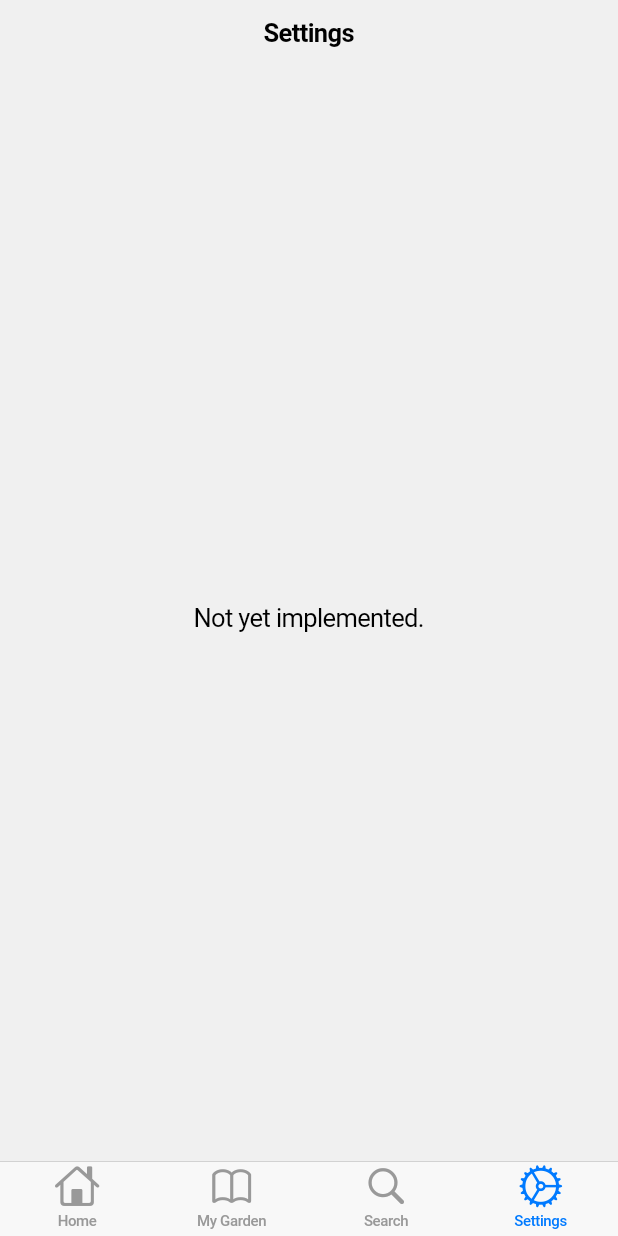
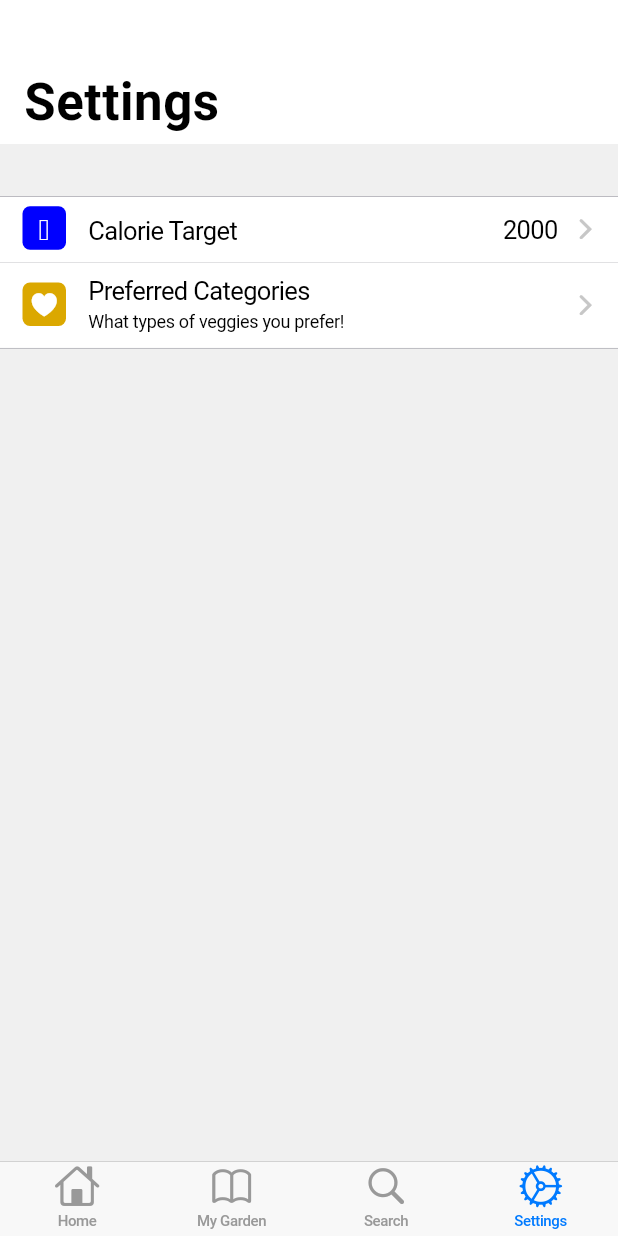
Before and after one commit to InMatrix/veggieseasons, a Flutter app: the screen it shows after launch, item 4 of the bottom bar chosen, on a phone screen of 412 x 824 dp. Run offline on Flutter 3.47's test engine with Material 2 defaults, Android fonts, the phone set to English and light mode, and no system bars; our stand-ins replace shared_preferences.

Commit message:
Fleshes out settings screen with groups, items, and navigation (#43)

```diff
--- a/lib/data/local_veggie_provider.dart
+++ b/lib/data/local_veggie_provider.dart
@@ -228,7 +228,7 @@ class LocalVeggieProvider {
       name: 'Squash',
       imageAssetPath: 'assets/images/squash.jpg',
       category: VeggieCategory.gourd,
-      shortDescription: 'Bigger and heartier than summer squashes.',
+      shortDescription: 'Just slather them in butter and pop \'em in the oven.',
       accentColor: Color(0x40dbb721),
       seasons: [Season.winter, Season.autumn],
     ),
--- a/lib/screens/settings.dart
+++ b/lib/screens/settings.dart
@@ -3,20 +3,209 @@
 // found in the LICENSE file.
 
 import 'package:flutter/cupertino.dart';
+import 'package:flutter/material.dart';
 import 'package:flutter/widgets.dart';
+import 'package:scoped_model/scoped_model.dart';
+import 'package:veggieseasons/data/preferences.dart';
+import 'package:veggieseasons/data/veggie.dart';
 import 'package:veggieseasons/styles.dart';
+import 'package:veggieseasons/widgets/settings_group.dart';
+import 'package:veggieseasons/widgets/settings_item.dart';
 
-class SettingsScreen extends StatelessWidget {
+class VeggieCategorySettingsScreen extends StatelessWidget {
   @override
   Widget build(BuildContext context) {
+    final model = ScopedModel.of<Preferences>(context, rebuildOnChange: true);
+    final currentPrefs = model.preferredCategories;
+
     return CupertinoPageScaffold(
       navigationBar: CupertinoNavigationBar(
-        middle: Text('Settings'),
+        middle: Text('Preferred Categories'),
+        previousPageTitle: 'Settings',
       ),
       backgroundColor: Styles.scaffoldBackground,
-      child: Center(
-        child: Text('Not yet implemented.'),
+      child: FutureBuilder<Set<VeggieCategory>>(
+        future: currentPrefs,
+        builder: (context, snapshot) {
+          final items = <SettingsItem>[];
+
+          for (final category in VeggieCategory.values) {
+            CupertinoSwitch toggle;
+
+            // It's possible that category data hasn't loaded from shared prefs
+            // yet, so display it if possible and fall back to disabled switches
+            // otherwise.
+            if (snapshot.hasData) {
+              toggle = CupertinoSwitch(
+                value: snapshot.data.contains(category),
+                onChanged: (value) {
+                  if (value) {
+                    model.addPreferredCategory(category);
+                  } else {
+                    model.removePreferredCategory(category);
+                  }
+                },
+              );
+            } else {
+              toggle = CupertinoSwitch(
+                value: false,
+                onChanged: null,
+              );
+            }
+
+            items.add(SettingsItem(
+              label: veggieCategoryNames[category],
+              content: toggle,
+            ));
+          }
+
+          return ListView(
+            children: [
+              SettingsGroup(
+                items: items,
+              ),
+            ],
+          );
+        },
       ),
     );
   }
 }
+
+class CalorieSettingsScreen extends StatelessWidget {
+  static const max = 1000;
+  static const min = 2600;
+  static const step = 200;
+
+  @override
+  Widget build(BuildContext context) {
+    final model = ScopedModel.of<Preferences>(context, rebuildOnChange: true);
+
+    return CupertinoPageScaffold(
+      navigationBar: CupertinoNavigationBar(
+        previousPageTitle: 'Settings',
+      ),
+      backgroundColor: Styles.scaffoldBackground,
+      child: ListView(
+        children: [
+          FutureBuilder<int>(
+            future: model.desiredCalories,
+            builder: (context, snapshot) {
+              final steps = <SettingsItem>[];
+
+              for (int cals = max; cals < min; cals += step) {
+                steps.add(
+                  SettingsItem(
+                    label: cals.toString(),
+                    icon: SettingsIcon(
+                      icon: Styles.checkIcon,
+                      foregroundColor: snapshot.hasData && snapshot.data == cals
+                          ? CupertinoColors.activeBlue
+                          : Styles.transparentColor,
+                      backgroundColor: Styles.transparentColor,
+                    ),
+                    onPress: snapshot.hasData
+                        ? () => model.setDesiredCalories(cals)
+                        : null,
+                  ),
+                );
+              }
+
+              return SettingsGroup(
+                items: steps,
+                header: SettingsGroupHeader('Available calorie levels'),
+                footer: SettingsGroupFooter('These are used for serving '
+                    'calculations'),
+              );
+            },
+          ),
+        ],
+      ),
+    );
+  }
+}
+
+class SettingsScreen extends StatelessWidget {
+  Widget _buildCaloriesItem(BuildContext context, Preferences prefs) {
+    return SettingsItem(
+      label: 'Calorie Target',
+      icon: SettingsIcon(
+        backgroundColor: Styles.iconBlue,
+        icon: Styles.calorieIcon,
+      ),
+      content: FutureBuilder<int>(
+        future: prefs.desiredCalories,
+        builder: (context, snapshot) {
+          return Row(
+            children: <Widget>[
+              Text(snapshot.data?.toString() ?? ''),
+              SizedBox(width: 8.0),
+              SettingsNavigationIndicator(),
+            ],
+          );
+        },
+      ),
+      onPress: () {
+        Navigator.of(context).push(
+          CupertinoPageRoute(
+            builder: (context) => CalorieSettingsScreen(),
+            title: 'Calorie Target',
+          ),
+        );
+      },
+    );
+  }
+
+  Widget _buildCategoriesItem(BuildContext context, Preferences prefs) {
+    return SettingsItem(
+      label: 'Preferred Categories',
+      subtitle: 'What types of veggies you prefer!',
+      icon: SettingsIcon(
+        backgroundColor: Styles.iconGold,
+        icon: Styles.preferenceIcon,
+      ),
+      content: SettingsNavigationIndicator(),
+      onPress: () {
+        Navigator.of(context).push(
+          CupertinoPageRoute(
+            builder: (context) => VeggieCategorySettingsScreen(),
+            title: 'Preferred Categories',
+          ),
+        );
+      },
+    );
+  }
+
+  @override
+  Widget build(BuildContext context) {
+    final prefs = ScopedModel.of<Preferences>(context, rebuildOnChange: true);
+
+    return CupertinoPageScaffold(
+      child: Container(
+        color: Styles.scaffoldBackground,
+        child: CustomScrollView(
+          slivers: <Widget>[
+            CupertinoSliverNavigationBar(
+              largeTitle: Text('Settings'),
+            ),
+            SliverSafeArea(
+              top: false,
+              sliver: SliverList(
+                delegate: SliverChildListDelegate(
+                  <Widget>[
+                    SettingsGroup(
+                      items: [
+                        _buildCaloriesItem(context, prefs),
+                        _buildCategoriesItem(context, prefs),
+                      ],
+                    ),
+                  ],
+                ),
+              ),
+            ),
+          ],
+        ),
+      ),
+    );
+  }
+}
--- /dev/null
+++ b/lib/widgets/settings_group.dart
@@ -0,0 +1,132 @@
+// Copyright 2018 The Flutter team. All rights reserved.
+// Use of this source code is governed by a BSD-style license that can be
+// found in the LICENSE file.
+
+import 'package:flutter/cupertino.dart';
+import 'package:veggieseasons/styles.dart';
+
+import 'settings_item.dart';
+
+// The widgets in this file present a group of Cupertino-style settings items to
+// the user. In the future, the Cupertino package in the Flutter SDK will
+// include dedicated widgets for this purpose, but for now they're done here.
+//
+// See https://github.com/flutter/flutter/projects/29 for more info.
+
+class SettingsGroupHeader extends StatelessWidget {
+  const SettingsGroupHeader(this.title);
+
+  final String title;
+
+  @override
+  Widget build(BuildContext context) {
+    return Padding(
+      padding: EdgeInsets.only(
+        left: 15.0,
+        right: 15.0,
+        bottom: 6.0,
+      ),
+      child: Text(
+        title.toUpperCase(),
+        style: TextStyle(
+          color: CupertinoColors.inactiveGray,
+          fontSize: 13.5,
+          letterSpacing: -0.5,
+        ),
+      ),
+    );
+  }
+}
+
+class SettingsGroupFooter extends StatelessWidget {
+  const SettingsGroupFooter(this.title);
+
+  final String title;
+
+  @override
+  Widget build(BuildContext context) {
+    return Padding(
+      padding: EdgeInsets.only(
+        left: 15.0,
+        right: 15.0,
+        top: 7.5,
+      ),
+      child: Text(
+        title,
+        style: TextStyle(
+          color: Styles.settingsGroupSubtitle,
+          fontSize: 13.0,
+          letterSpacing: -0.08,
+        ),
+      ),
+    );
+  }
+}
+
+class SettingsGroup extends StatelessWidget {
+  SettingsGroup({
+    @required this.items,
+    this.header,
+    this.footer,
+  })  : assert(items != null),
+        assert(items.length > 0);
+
+  final List<SettingsItem> items;
+  final Widget header;
+  final Widget footer;
+
+  @override
+  Widget build(BuildContext context) {
+    final dividedItems = <Widget>[items[0]];
+
+    for (int i = 1; i < items.length; i++) {
+      dividedItems.add(Container(
+        color: Styles.settingsLineation,
+        height: 0.3,
+      ));
+      dividedItems.add(items[i]);
+    }
+
+    final List<Widget> columnChildren = [];
+
+    if (header != null) {
+      columnChildren.add(header);
+    }
+
+    columnChildren.add(
+      Container(
+        decoration: BoxDecoration(
+          color: CupertinoColors.white,
+          border: Border(
+            top: const BorderSide(
+              color: Styles.settingsLineation,
+              width: 0.0,
+            ),
+            bottom: const BorderSide(
+              color: Styles.settingsLineation,
+              width: 0.0,
+            ),
+          ),
+        ),
+        child: Column(
+          crossAxisAlignment: CrossAxisAlignment.stretch,
+          children: dividedItems,
+        ),
+      ),
+    );
+
+    if (footer != null) {
+      columnChildren.add(footer);
+    }
+
+    return Padding(
+      padding: EdgeInsets.only(
+        top: header == null ? 35.0 : 22.0,
+      ),
+      child: Column(
+        crossAxisAlignment: CrossAxisAlignment.start,
+        children: columnChildren,
+      ),
+    );
+  }
+}
--- /dev/null
+++ b/lib/widgets/settings_item.dart
@@ -0,0 +1,179 @@
+// Copyright 2018 The Flutter team. All rights reserved.
+// Use of this source code is governed by a BSD-style license that can be
+// found in the LICENSE file.
+
+import 'dart:async';
+
+import 'package:flutter/cupertino.dart';
+import 'package:veggieseasons/styles.dart';
+
+// The widgets in this file present a Cupertino-style settings item to the user.
+// In the future, the Cupertino package in the Flutter SDK will include
+// dedicated widgets for this purpose, but for now they're done here.
+//
+// See https://github.com/flutter/flutter/projects/29 for more info.
+
+typedef FutureOr<void> SettingsItemCallback();
+
+class SettingsNavigationIndicator extends StatelessWidget {
+  const SettingsNavigationIndicator({Key key}) : super(key: key);
+
+  @override
+  Widget build(BuildContext context) {
+    return Icon(
+      CupertinoIcons.forward,
+      color: Styles.settingsMediumGray,
+      size: 21.0,
+    );
+  }
+}
+
+class SettingsIcon extends StatelessWidget {
+  const SettingsIcon({
+    @required this.icon,
+    this.foregroundColor = CupertinoColors.white,
+    this.backgroundColor = CupertinoColors.black,
+    Key key,
+  })  : assert(icon != null),
+        super(key: key);
+
+  final Color backgroundColor;
+  final Color foregroundColor;
+  final IconData icon;
+
+  @override
+  Widget build(BuildContext context) {
+    return Container(
+      decoration: BoxDecoration(
+        borderRadius: BorderRadius.circular(5.0),
+        color: backgroundColor,
+      ),
+      child: Center(
+        child: Icon(
+          icon,
+          color: foregroundColor,
+          size: 20.0,
+        ),
+      ),
+    );
+  }
+}
+
+class SettingsItem extends StatefulWidget {
+  const SettingsItem({
+    @required this.label,
+    this.icon,
+    this.content,
+    this.subtitle,
+    this.onPress,
+    Key key,
+  })  : assert(label != null),
+        super(key: key);
+
+  final String label;
+  final Widget icon;
+  final Widget content;
+  final String subtitle;
+  final SettingsItemCallback onPress;
+
+  @override
+  State<StatefulWidget> createState() => new SettingsItemState();
+}
+
+class SettingsItemState extends State<SettingsItem> {
+  bool pressed = false;
+
+  @override
+  Widget build(BuildContext context) {
+    List<Widget> rowChildren = [];
+
+    if (widget.icon != null) {
+      rowChildren.add(
+        Padding(
+          padding: const EdgeInsets.only(
+            left: 15.0,
+            bottom: 2.0,
+          ),
+          child: SizedBox(
+            height: 29.0,
+            width: 29.0,
+            child: widget.icon,
+          ),
+        ),
+      );
+    }
+
+    Widget titleSection;
+
+    if (widget.subtitle == null) {
+      titleSection = Padding(
+        padding: EdgeInsets.only(top: 1.5),
+        child: Text(widget.label),
+      );
+    } else {
+      titleSection = Column(
+        crossAxisAlignment: CrossAxisAlignment.start,
+        children: <Widget>[
+          SizedBox(height: 8.5),
+          Text(widget.label),
+          SizedBox(height: 4.0),
+          Text(
+            widget.subtitle,
+            style: TextStyle(
+              fontSize: 12.0,
+              letterSpacing: -0.2,
+            ),
+          )
+        ],
+      );
+    }
+
+    rowChildren.add(
+      Expanded(
+        child: Padding(
+          padding: const EdgeInsets.only(
+            left: 15.0,
+          ),
+          child: titleSection,
+        ),
+      ),
+    );
+
+    rowChildren.add(
+      Padding(
+        padding: const EdgeInsets.only(right: 11.0),
+        child: widget.content ?? Container(),
+      ),
+    );
+
+    return AnimatedContainer(
+      duration: const Duration(milliseconds: 200),
+      color: pressed ? Styles.settingsItemPressed : Styles.transparentColor,
+      child: GestureDetector(
+        behavior: HitTestBehavior.opaque,
+        onTap: () async {
+          if (widget.onPress != null) {
+            setState(() {
+              pressed = true;
+            });
+            await widget.onPress();
+            Future.delayed(
+              Duration(milliseconds: 150),
+              () {
+                setState(() {
+                  pressed = false;
+                });
+              },
+            );
+          }
+        },
+        child: SizedBox(
+          height: widget.subtitle == null ? 44.0 : 57.0,
+          child: Row(
+            children: rowChildren,
+          ),
+        ),
+      ),
+    );
+  }
+}
```
Also changed, not shown: lib/data/preferences.dart (+7 -5 lines).
